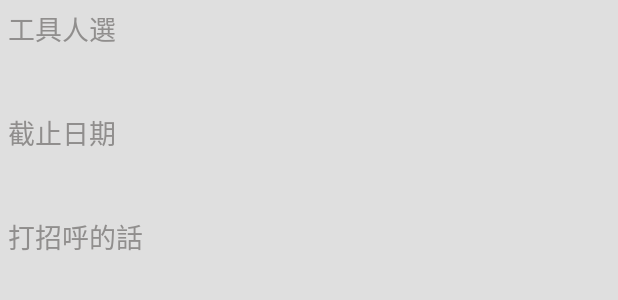
After one commit to haru3613/ToolBox, an Android app: the layout choice_tool.xml on its own in the app's theme, with its tools: preview values and no code run, on a phone screen of 412 x 824 dp. The commit adds this screen. Shown: the top 300 px of the screen. Run offline under Robolectric (Android 15) with nearby library versions, the phone set to English and light mode, and no system bars; network calls fail.

Commit message:
ui update

```diff
--- a/app/src/main/java/com/cyut/toolbox/toolbox/Backgorundwork.java
+++ b/app/src/main/java/com/cyut/toolbox/toolbox/Backgorundwork.java
@@ -447,6 +447,7 @@ public class Backgorundwork extends AsyncTask<String,Void,String> {
             String u_uid = params[1];
             String u_phone = params[3];
             String u_address = params[4];
+            String u_introduce = params[5];
 
             String delete_url = "http://163.17.5.182/app/member_update.php";
             try {
@@ -462,7 +463,8 @@ public class Backgorundwork extends AsyncTask<String,Void,String> {
                 String post_data = URLEncoder.encode("u_nickname", "UTF-8") + "=" + URLEncoder.encode(u_nickname, "UTF-8") + "&" +
                         URLEncoder.encode("u_phone", "UTF-8") + "=" + URLEncoder.encode(u_phone, "UTF-8") + "&" +
                         URLEncoder.encode("u_address", "UTF-8") + "=" + URLEncoder.encode(u_address, "UTF-8") + "&" +
-                        URLEncoder.encode("u_uid", "UTF-8") + "=" + URLEncoder.encode(u_uid, "UTF-8");
+                        URLEncoder.encode("u_uid", "UTF-8") + "=" + URLEncoder.encode(u_uid, "UTF-8")+ "&" +
+                        URLEncoder.encode("u_introduce", "UTF-8") + "=" + URLEncoder.encode(u_introduce, "UTF-8");
 
                 Log.d("POST_DATA", "doInBackground: " + post_data);
                 bufferedWriter.write(post_data);
--- a/app/src/main/java/com/cyut/toolbox/toolbox/CollectionFragment.java
+++ b/app/src/main/java/com/cyut/toolbox/toolbox/CollectionFragment.java
@@ -74,7 +74,7 @@ public class CollectionFragment extends Fragment {
         floatingActionButton.setVisibility(View.GONE);
 
         SharedPreferences sharedPreferences = view.getContext().getSharedPreferences(KEY, MODE_PRIVATE);
-        String uid=sharedPreferences.getString("uid",null);
+        uid=sharedPreferences.getString("uid",null);
         recyclerView.addOnItemTouchListener(new RecylerItemClickListener(v.getContext(), recyclerView, new RecylerItemClickListener.OnItemClickListener() {
             @Override
             public void onItemClick(View view, int position) {
--- a/app/src/main/java/com/cyut/toolbox/toolbox/MainFragment.java
+++ b/app/src/main/java/com/cyut/toolbox/toolbox/MainFragment.java
@@ -103,7 +103,7 @@ public class MainFragment extends Fragment  implements SearchView.OnQueryTextLis
         recyclerView.setLayoutManager(layoutManager);
         SharedPreferences sharedPreferences = view.getContext().getSharedPreferences(KEY, MODE_PRIVATE);
         uid=sharedPreferences.getString("uid",null);
-
+        Log.d(TAG, "onCreateView: uid "+uid);
         requestJsonObject(v);
 
         ArrayList<String> categorylist=new ArrayList<String>();
--- a/app/src/main/java/com/cyut/toolbox/toolbox/adddata.java
+++ b/app/src/main/java/com/cyut/toolbox/toolbox/adddata.java
@@ -171,7 +171,7 @@ public class adddata extends AppCompatActivity{
             @Override
             public void onItemSelected(AdapterView adapterView, View view, int position, long id) {
                 String selected_town = spinner_local.getSelectedItem().toString();
-                Toast.makeText(adddata.this, "您選擇" + selected_town, Toast.LENGTH_LONG).show();
+                Toast.makeText(adddata.this, "您選擇" + selected_town, Toast.LENGTH_SHORT).show();
                 Log.d("TAG", "我有選擇" + selected_town);
                 RoadProesss(selected_town);
             }
--- a/app/src/main/res/layout/activity_adddata.xml
+++ b/app/src/main/res/layout/activity_adddata.xml
@@ -198,7 +198,6 @@
                     android:inputType="textMultiLine"
                     android:maxLines="10"
                     android:minLines="6"
-                    android:selectAllOnFocus="false"
                     android:singleLine="false"
                     app:met_floatingLabel="normal" />
             </TableRow>
--- /dev/null
+++ b/app/src/main/res/layout/choice_tool.xml
@@ -0,0 +1,78 @@
+<?xml version="1.0" encoding="utf-8"?>
+<android.support.constraint.ConstraintLayout
+    xmlns:android="http://schemas.android.com/apk/res/android"
+    xmlns:app="http://schemas.android.com/apk/res-auto"
+    xmlns:tools="http://schemas.android.com/tools"
+    android:layout_width="match_parent"
+    android:layout_height="match_parent">
+
+    <ScrollView
+        android:layout_width="match_parent"
+        android:layout_height="match_parent">
+
+        <LinearLayout
+            android:layout_width="match_parent"
+            android:layout_height="wrap_content"
+            android:orientation="vertical"
+            android:padding="5dp">
+
+
+            <TextView
+                android:id="@+id/textView17"
+                android:layout_width="match_parent"
+                android:layout_height="wrap_content"
+                android:paddingBottom="10dp"
+                android:text="工具人選"
+                android:textColor="@color/grayColor"
+                android:textSize="18sp" />
+
+            <TextView
+                android:id="@+id/tool_name"
+                android:layout_width="match_parent"
+                android:layout_height="wrap_content"
+                android:paddingLeft="20dp"
+                android:paddingBottom="10dp"
+                android:textColor="@color/primaryColor"
+                android:textSize="16sp" />
+
+            <TextView
+                android:id="@+id/textView16"
+                android:layout_width="match_parent"
+                android:layout_height="wrap_content"
+                android:paddingBottom="10dp"
+                android:text="截止日期"
+                android:textColor="@color/grayColor"
+                android:textSize="18sp" />
+
+            <TextView
+                android:id="@+id/tool_date"
+                android:layout_width="match_parent"
+                android:layout_height="wrap_content"
+                android:paddingLeft="20dp"
+                android:paddingBottom="10dp"
+                android:textColor="@color/primaryColor"
+                android:textSize="16sp" />
+
+            <TextView
+                android:id="@+id/textView11"
+                android:layout_width="match_parent"
+                android:layout_height="wrap_content"
+                android:paddingBottom="10dp"
+                android:text="打招呼的話"
+                android:textColor="@color/grayColor"
+                android:textSize="18sp" />
+
+            <TextView
+                android:id="@+id/tool_message"
+                android:layout_width="match_parent"
+                android:layout_height="wrap_content"
+                android:paddingLeft="20dp"
+                android:paddingBottom="10dp"
+                android:textColor="@color/primaryColor"
+                android:textSize="16sp" />
+
+
+        </LinearLayout>
+    </ScrollView>
+
+</android.support.constraint.ConstraintLayout>
--- a/app/src/main/res/layout/fragment_chatroom.xml
+++ b/app/src/main/res/layout/fragment_chatroom.xml
@@ -3,7 +3,6 @@
     xmlns:tools="http://schemas.android.com/tools"
     android:layout_width="match_parent"
     android:layout_height="match_parent"
-    android:background="@color/colorBackground"
     tools:context=".ChatroomFragment">
 
     <!-- TODO: Update blank fragment layout -->
--- a/app/src/main/res/layout/fragment_collection.xml
+++ b/app/src/main/res/layout/fragment_collection.xml
@@ -2,7 +2,6 @@
     xmlns:tools="http://schemas.android.com/tools"
     android:layout_width="match_parent"
     android:layout_height="match_parent"
-    android:background="@color/colorBackground"
     tools:context="com.cyut.toolbox.toolbox.CollectionFragment">
 
 
--- a/app/src/main/res/layout/fragment_infor.xml
+++ b/app/src/main/res/layout/fragment_infor.xml
@@ -2,7 +2,6 @@
     xmlns:tools="http://schemas.android.com/tools"
     android:layout_width="match_parent"
     android:layout_height="match_parent"
-    android:background="@color/colorBackground"
     xmlns:app="http://schemas.android.com/apk/res-auto"
     tools:context="com.cyut.toolbox.toolbox.InforFragment">
 
--- a/app/src/main/res/layout/list_msg_list.xml
+++ b/app/src/main/res/layout/list_msg_list.xml
@@ -35,7 +35,7 @@
                 android:paddingLeft="10dp"
                 android:paddingTop="10dp"
                 android:text="123"
-                android:textColor=" @android:color/black"
+                android:textColor="@android:color/black"
                 android:textSize="23sp" />
         </LinearLayout>
 
```
Also changed, not shown: app/src/main/java/com/cyut/toolbox/toolbox/InforFragment.java (+8 -9 lines), app/src/main/java/com/cyut/toolbox/toolbox/RecyclerViewAdapterMsgDetail.java (+19 -36 lines), app/src/main/java/com/cyut/toolbox/toolbox/RecyclerViewMsgDetailHolders.java (+3 -4 lines), app/src/main/java/com/cyut/toolbox/toolbox/SendFragment.java (+10 -3 lines), app/src/main/res/layout/alert_edit.xml (+21 -11 lines), app/src/main/res/layout/list_msg.xml (+12 -15 lines), app/src/main/res/layout/mycasedetail.xml (+13 -24 lines), app/src/main/res/layout/mygetcase.xml (+22 -17 lines).
